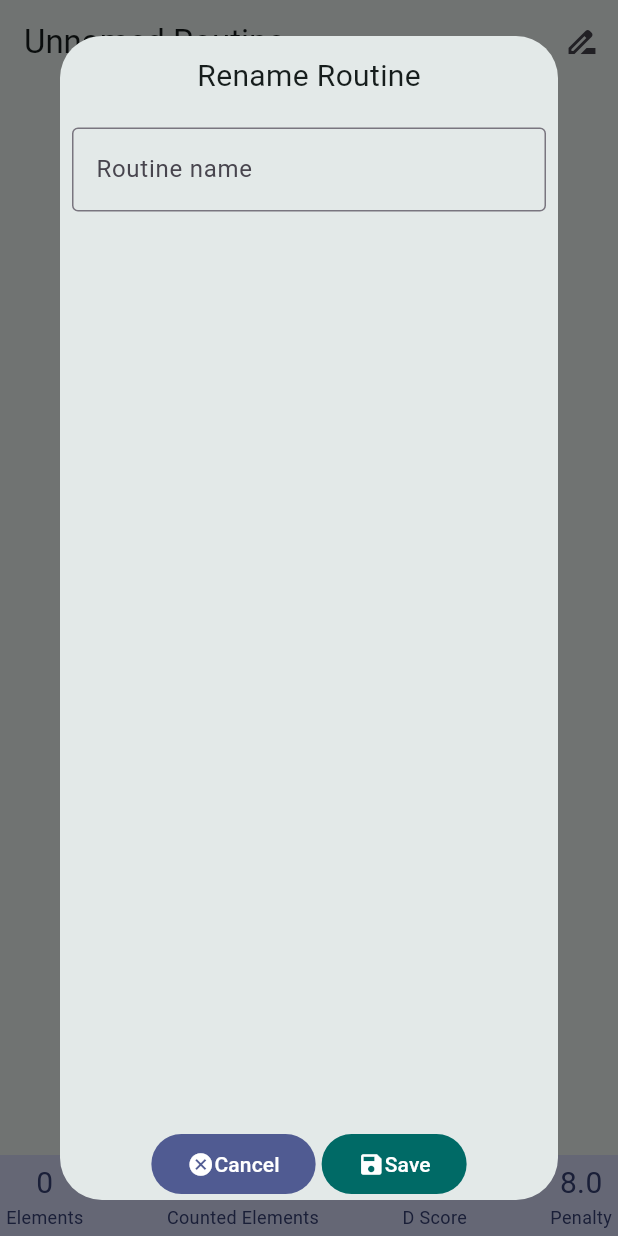
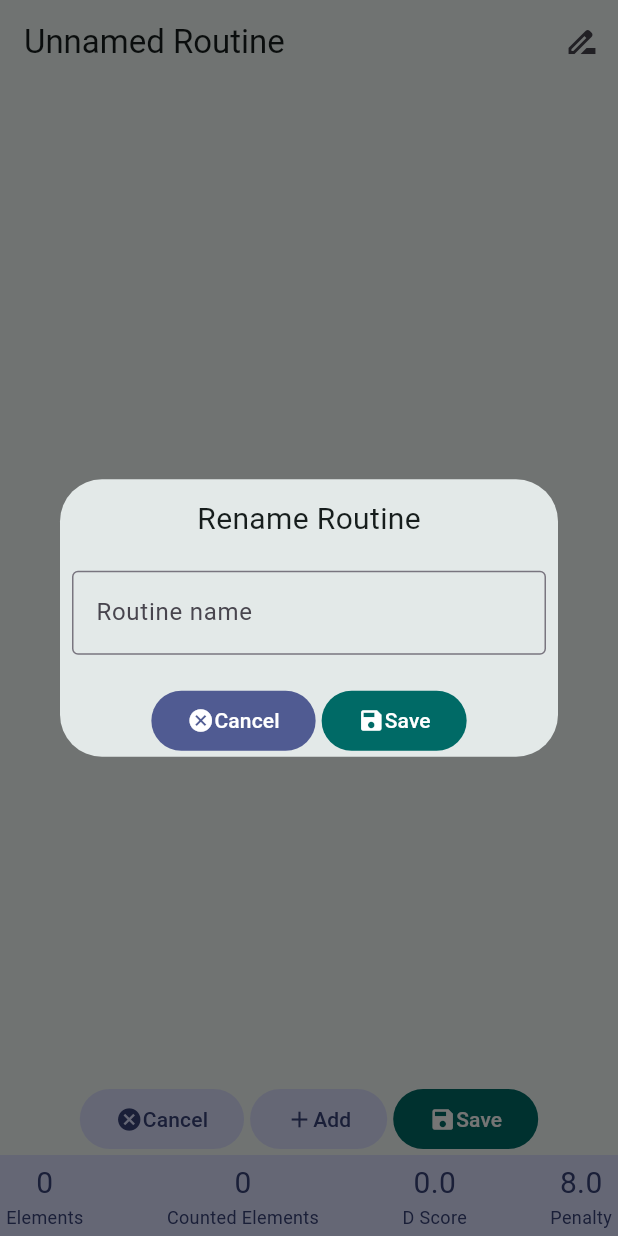
Before and after one commit to Makowe/Gym-Code, a Flutter app: the ViewAllRoutines screen opened directly with empty values, after a tap on "New Routine", on a phone screen of 412 x 824 dp. Run offline on Flutter 3.47's test engine with Material 3 defaults, Android fonts, the phone set to English and light mode, and no system bars; our stand-ins replace google_fonts, sqflite; accounts and stored records are empty; Roboto replaces fonts that are missing (Anta).

Commit message:
make dialogs as small as possible

```diff
--- a/lib/dialogs/confirm_delete_routine_dialog.dart
+++ b/lib/dialogs/confirm_delete_routine_dialog.dart
@@ -14,6 +14,7 @@ class ConfirmDeleteRoutineDialog extends StatelessWidget {
 
     return Dialog(
       child: Column(
+        mainAxisSize: MainAxisSize.min,
         children: [
           const SizedBox(height: 12),
           Padding(
@@ -27,7 +28,6 @@ class ConfirmDeleteRoutineDialog extends StatelessWidget {
             child: Text(l10n.confirmDeleteRoutine(routineName)),
           ),
           const SizedBox(height: 12),
-          const Expanded(child: SizedBox()),
           ButtonGroup([
             ButtonSpec(
                 label: l10n.keep,
--- a/lib/dialogs/invalid_element_dialog.dart
+++ b/lib/dialogs/invalid_element_dialog.dart
@@ -14,6 +14,7 @@ class InvalidElementDialog extends StatelessWidget {
 
     return Dialog(
       child: Column(
+        mainAxisSize: MainAxisSize.min,
         children: [
           const SizedBox(height: 12),
           Padding(
@@ -27,7 +28,6 @@ class InvalidElementDialog extends StatelessWidget {
             child: Text(reasonText),
           ),
           const SizedBox(height: 12),
-          const Expanded(child: SizedBox()),
           ButtonGroup([
             ButtonSpec(
                 label: l10n.close,
--- a/lib/dialogs/rename_routine_dialog.dart
+++ b/lib/dialogs/rename_routine_dialog.dart
@@ -32,7 +32,7 @@ class _RenameRoutineDialogState extends State<RenameRoutineDialog> {
     final ColorScheme colorScheme = Theme.of(context).colorScheme;
 
     return Dialog(
-        child: Column(children: [
+        child: Column(mainAxisSize: MainAxisSize.min, children: [
       const SizedBox(height: 12),
       Text(l10n.renameRoutine, style: const TextStyle(fontSize: 20.0)),
       const SizedBox(height: 12),
@@ -46,7 +46,7 @@ class _RenameRoutineDialogState extends State<RenameRoutineDialog> {
           controller: routineNameController,
         ),
       ),
-      const Expanded(child: SizedBox()),
+      const SizedBox(height: 12),
       ButtonGroup([
         ButtonSpec(
             label: l10n.cancel,
--- a/lib/dialogs/routine_details_dialog.dart
+++ b/lib/dialogs/routine_details_dialog.dart
@@ -19,6 +19,7 @@ class RoutineDetailsDialog extends StatelessWidget {
 
     return Dialog(
       child: Column(
+        mainAxisSize: MainAxisSize.min,
         children: [
           const SizedBox(height: 12),
           Text(routine.getDisplayName(l10n), style: textStyleLarger),
@@ -42,7 +43,7 @@ class RoutineDetailsDialog extends StatelessWidget {
               Text('$group: ${routine.result!.groups[group]}',
                   style: textStyleDefault)
           ]),
-          const Expanded(child: SizedBox(height: 12)),
+          const SizedBox(height: 12),
           ButtonGroup([
             ButtonSpec(
                 label: l10n.close,
```
